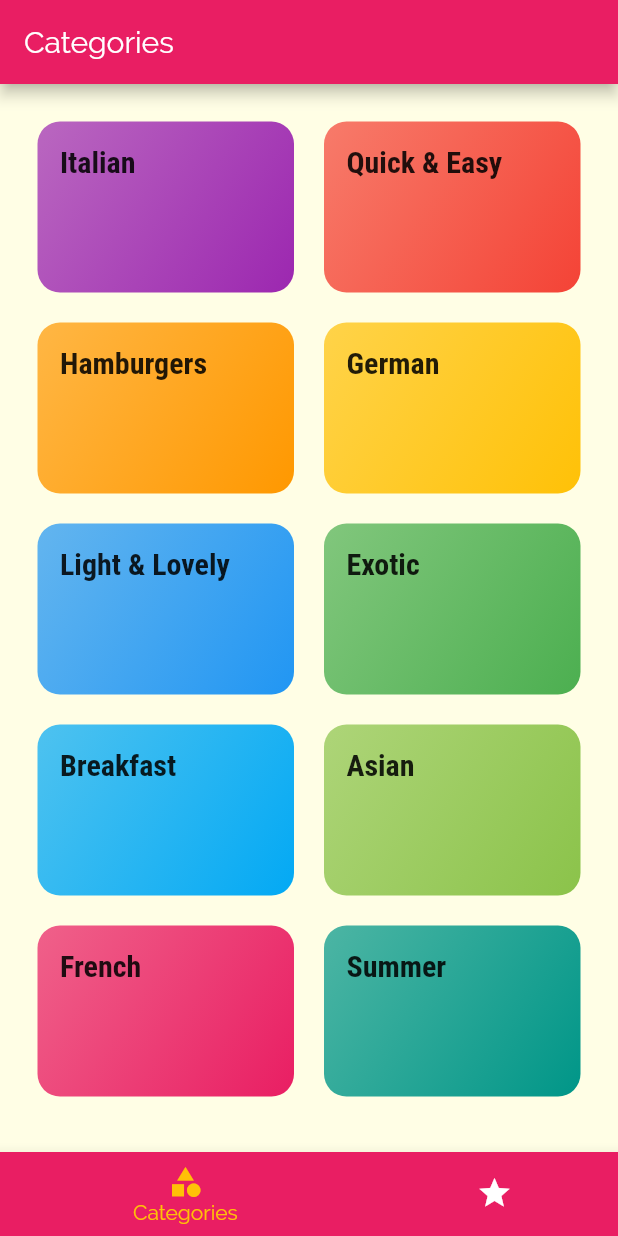
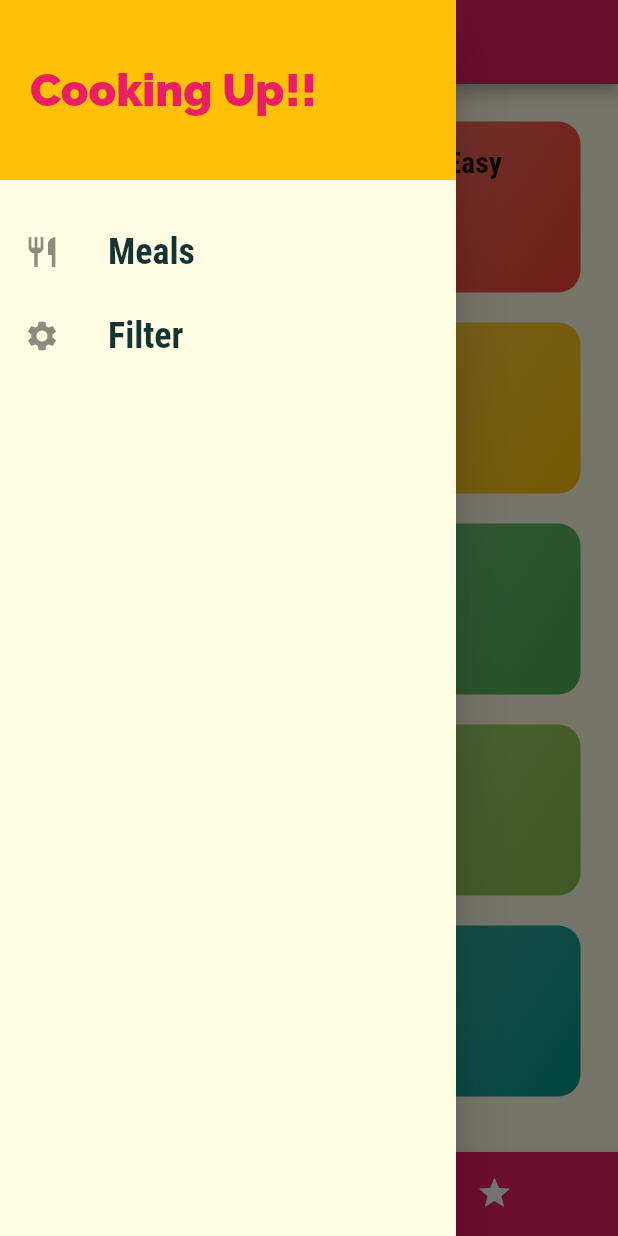
Before and after one commit to manavparikh01/Meals_App, a Flutter app: the screen it shows after launch, with the side drawer open (before the commit the screen has no drawer), on a phone screen of 412 x 824 dp. Run offline on Flutter 3.47's test engine with Material 2 defaults, Android fonts, the phone set to English and light mode, and no system bars; Roboto replaces fonts that are missing (Roboto Condensed).

Commit message:
just drawer

```diff
--- a/lib/screens/tabs_screen.dart
+++ b/lib/screens/tabs_screen.dart
@@ -2,6 +2,7 @@ import 'package:flutter/material.dart';
 
 import './categories_screens.dart';
 import './favourites_screen.dart';
+import '../widgets/main_drawer.dart';
 
 class TabsScreen extends StatefulWidget {
   @override
@@ -21,6 +22,8 @@ class _TabsScreenState extends State<TabsScreen> {
   ];
   int _selectedIndex = 0;
 
+  final MainDrawer _drawer = MainDrawer();
+
   void _selectTab(int index) {
     setState(() {
       _selectedIndex = index;
@@ -33,6 +36,7 @@ class _TabsScreenState extends State<TabsScreen> {
       appBar: AppBar(
         title: Text(_pages[_selectedIndex]['title']),
       ),
+      drawer: _drawer,
       body: _pages[_selectedIndex]['screen'],
       bottomNavigationBar: BottomNavigationBar(
         backgroundColor: Theme.of(context).primaryColor,
--- /dev/null
+++ b/lib/widgets/main_drawer.dart
@@ -0,0 +1,54 @@
+import 'package:flutter/material.dart';
+
+class MainDrawer extends StatelessWidget {
+  Widget buildListTile(String text, IconData icon) {
+    return ListTile(
+      leading: Icon(icon),
+      title: Text(
+        text,
+        style: TextStyle(
+          fontFamily: 'Roboto Condensed',
+          fontSize: 24,
+          fontWeight: FontWeight.bold,
+        ),
+      ),
+      onTap: () {},
+    );
+  }
+
+  @override
+  Widget build(BuildContext context) {
+    return Drawer(
+      child: Column(
+        children: <Widget>[
+          Container(
+            height: 120,
+            width: double.infinity,
+            padding: EdgeInsets.all(20),
+            alignment: Alignment.centerLeft,
+            color: Theme.of(context).accentColor,
+            child: Text(
+              'Cooking Up!!',
+              style: TextStyle(
+                color: Theme.of(context).primaryColor,
+                fontWeight: FontWeight.w900,
+                fontSize: 30,
+              ),
+            ),
+          ),
+          SizedBox(
+            height: 20,
+          ),
+          buildListTile(
+            'Meals',
+            Icons.restaurant,
+          ),
+          buildListTile(
+            'Filter',
+            Icons.settings,
+          ),
+        ],
+      ),
+    );
+  }
+}
```
